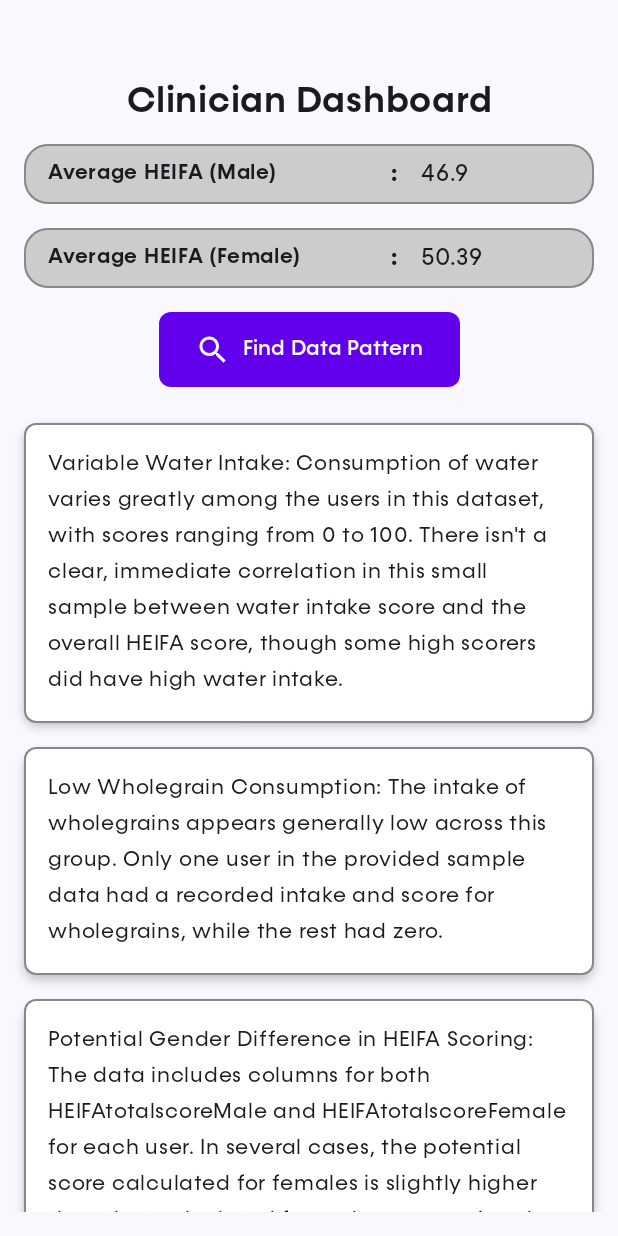
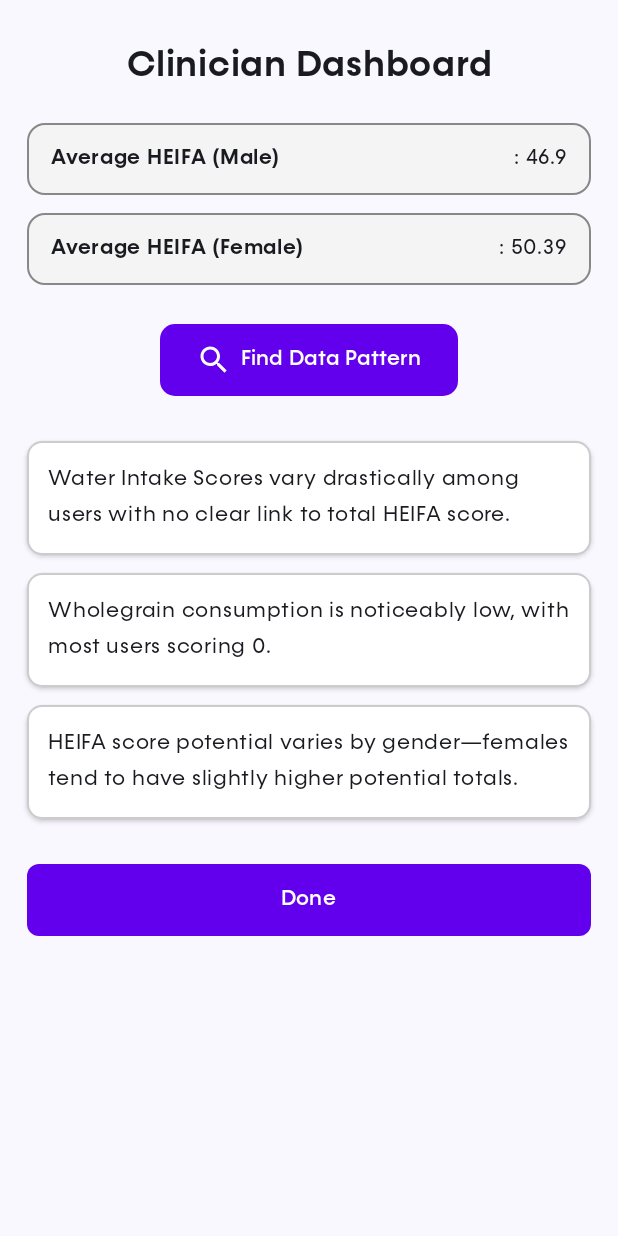
Before and after one commit to toytaiyeb/new_NutriTracker, an Android app built with Jetpack Compose: the composable ClinicianDashboardScreen shown on its own in the app's theme, on a phone screen of 412 x 824 dp. Run offline under Robolectric (Android 15) with nearby library versions, the phone set to English and light mode, and no system bars; our stand-ins replace Room's generated code.

Commit message:
Clinicandashboard changed

```diff
--- a/app/src/main/java/com/example/nutritrack/presentation/screens/main/ClinicianDashboardScreen.kt
+++ b/app/src/main/java/com/example/nutritrack/presentation/screens/main/ClinicianDashboardScreen.kt
@@ -1,36 +1,17 @@
 package com.example.nutritrack.presentation.screens.main
-
 
 import android.annotation.SuppressLint
 import android.util.Log
 import androidx.compose.foundation.background
 import androidx.compose.foundation.border
-import androidx.compose.foundation.layout.Box
-import androidx.compose.foundation.layout.Column
-import androidx.compose.foundation.layout.Row
-import androidx.compose.foundation.layout.Spacer
-import androidx.compose.foundation.layout.fillMaxSize
-import androidx.compose.foundation.layout.fillMaxWidth
-import androidx.compose.foundation.layout.height
-import androidx.compose.foundation.layout.padding
-import androidx.compose.foundation.layout.width
+import androidx.compose.foundation.layout.*
 import androidx.compose.foundation.rememberScrollState
 import androidx.compose.foundation.shape.RoundedCornerShape
 import androidx.compose.foundation.verticalScroll
 import androidx.compose.material.icons.Icons
 import androidx.compose.material.icons.filled.Search
-import androidx.compose.material3.Button
-import androidx.compose.material3.ButtonDefaults
-import androidx.compose.material3.Card
-import androidx.compose.material3.CardDefaults
-import androidx.compose.material3.Icon
-import androidx.compose.material3.Text
-import androidx.compose.runtime.Composable
-import androidx.compose.runtime.LaunchedEffect
-import androidx.compose.runtime.getValue
-import androidx.compose.runtime.mutableStateOf
-import androidx.compose.runtime.remember
-import androidx.compose.runtime.setValue
+import androidx.compose.material3.*
+import androidx.compose.runtime.*
 import androidx.compose.ui.Alignment
 import androidx.compose.ui.Modifier
 import androidx.compose.ui.graphics.Color
@@ -54,158 +35,108 @@ import com.example.nutritrack.viewmodel.LoginViewModel
 @SuppressLint("DefaultLocale")
 @Composable
 fun ClinicianDashboardScreen(navController: NavHostController) {
-    var averageHEIFAMale by remember { mutableStateOf(0.0) }
-    var averageHEIFAFemale by remember { mutableStateOf(0.0) }
 
-    val insights = listOf(
-        "Variable Water Intake: Consumption of water varies greatly among the users in this dataset, with scores ranging from 0 to 100. There isn't a clear, immediate correlation in this small sample between water intake score and the overall HEIFA score, though some high scorers did have high water intake.",
-        "Low Wholegrain Consumption: The intake of wholegrains appears generally low across this group. Only one user in the provided sample data had a recorded intake and score for wholegrains, while the rest had zero.",
-        "Potential Gender Difference in HEIFA Scoring: The data includes columns for both HEIFAtotalscoreMale and HEIFAtotalscoreFemale for each user. In several cases, the potential score calculated for females is slightly higher than that calculated for males, suggesting the HEIFA criteria might result in slightly different potential maximums or scoring based on gender recommendations, independent of the actual user's intake."
+    // Track average HEIFA scores by gender
+    var heifaMaleAvg by remember { mutableStateOf(0.0) }
+    var heifaFemaleAvg by remember { mutableStateOf(0.0) }
+
+    // Sample insights to display in cards
+    val insightsList = listOf(
+        "Water Intake Scores vary drastically among users with no clear link to total HEIFA score.",
+        "Wholegrain consumption is noticeably low, with most users scoring 0.",
+        "HEIFA score potential varies by gender—females tend to have slightly higher potential totals."
     )
 
+    // Initialize required objects for accessing DB and ViewModel
     val context = LocalContext.current
-    val database = DatabaseBuilder.getInstance(context)
-    val repository = PatientRepository(database.patientDao())
-    val viewModel: LoginViewModel = viewModel(factory = LoginViewModelFactory(repository))
+    val db = DatabaseBuilder.getInstance(context)
+    val repo = PatientRepository(db.patientDao())
+    val loginViewModel: LoginViewModel = viewModel(factory = LoginViewModelFactory(repo))
 
+    // Retrieve patient data and compute averages once on screen load
     LaunchedEffect(Unit) {
+        loginViewModel.getAllPatient { patientList ->
+            if (patientList != null) {
+                heifaMaleAvg = String.format("%.2f", patientList.filter { it.sex == "Male" }
+                    .map { it.heifaTotalScore }.average()).toDouble()
 
-        viewModel.getAllPatient { patients ->
-            Log.e("patients", patients.toString())
-            if (patients != null) {
-                averageHEIFAMale = String.format("%.2f", patients.filter { it.sex == "Male" }
-                    .map { it.heifaTotalScore }
-                    .average()
-                ).toDouble()
-
-                averageHEIFAFemale = String.format("%.2f", patients.filter { it.sex == "Female" }
-                    .map { it.heifaTotalScore }
-                    .average()
-                ).toDouble()
+                heifaFemaleAvg = String.format("%.2f", patientList.filter { it.sex == "Female" }
+                    .map { it.heifaTotalScore }.average()).toDouble()
+            }
         }
     }
 
-    }
-
-    // Layout for Clinician Dashboard
+    // Main layout container
     Column(
         modifier = Modifier
             .fillMaxSize()
-            .padding(16.dp)
+            .padding(horizontal = 18.dp)
             .verticalScroll(rememberScrollState())
     ) {
-        Spacer(modifier = Modifier.height(40.dp))
-        // Title
+        Spacer(modifier = Modifier.height(32.dp))
+
+        // Dashboard title
         Text(
             text = "Clinician Dashboard",
-            fontWeight = FontWeight.SemiBold,
             fontFamily = Fonts.Konnect,
             fontSize = 24.sp,
-            modifier = Modifier
-                .fillMaxWidth()
-                .padding(bottom = 16.dp),
+            fontWeight = FontWeight.SemiBold,
+            modifier = Modifier.fillMaxWidth(),
             textAlign = TextAlign.Center
         )
 
-        // HEIFA Scores Row
-        Column(modifier = Modifier.fillMaxWidth()) {
+        Spacer(modifier = Modifier.height(20.dp))
 
+        // HEIFA Scores Section
+        listOf(
+            "Average HEIFA (Male)" to heifaMaleAvg,
+            "Average HEIFA (Female)" to heifaFemaleAvg
+        ).forEach { (label, value) ->
             Row(
                 modifier = Modifier
                     .fillMaxWidth()
-                    .border(1.dp, Color.Gray, RoundedCornerShape(16.dp))
-                    .background(Color.LightGray, RoundedCornerShape(16.dp))
-                    .padding(horizontal = 16.dp, vertical = 8.dp)
+                    .padding(vertical = 6.dp)
+                    .border(1.dp, Color.Gray, RoundedCornerShape(12.dp))
+                    .background(Color(0xFFF4F4F4), RoundedCornerShape(12.dp))
+                    .padding(horizontal = 16.dp, vertical = 12.dp),
+                verticalAlignment = Alignment.CenterVertically
             ) {
-                Row(modifier = Modifier.weight(1f)) {
                 Text(
-                        text = "Average HEIFA (Male)",
+                    text = label,
+                    fontFamily = Fonts.Konnect,
                     fontWeight = FontWeight.SemiBold,
-                        fontFamily = Fonts.Konnect,
-                        fontSize = 14.sp
+                    fontSize = 14.sp,
+                    modifier = Modifier.weight(1f)
                 )
                 Text(
-                        text = ":",
-                        fontWeight = FontWeight.SemiBold,
+                    text = ": $value",
                     fontFamily = Fonts.Konnect,
-                        modifier = Modifier
-                            .fillMaxWidth()
-                            .padding(end = 16.dp),
-                        textAlign = TextAlign.End
+                    fontSize = 14.sp,
+                    fontWeight = FontWeight.Normal
                 )
             }
-
-
-                Text(
-                    text = "$averageHEIFAMale",
-                    fontWeight = FontWeight.Normal,
-                    fontFamily = Fonts.Konnect,
-                    modifier = Modifier
-                        .weight(0.4f)
-                        .fillMaxWidth()
-                )
-            }
-            Spacer(modifier = Modifier.height(16.dp))
-            Row(
-                modifier = Modifier
-                    .fillMaxWidth()
-                    .border(1.dp, Color.Gray, RoundedCornerShape(16.dp))
-                    .background(Color.LightGray, RoundedCornerShape(16.dp))
-                    .padding(horizontal = 16.dp, vertical = 8.dp)
-            ) {
-                Row(modifier = Modifier.weight(1f)) {
-                    Text(
-                        text = "Average HEIFA (Female)",
-                        fontWeight = FontWeight.SemiBold,
-                        fontFamily = Fonts.Konnect,
-                        fontSize = 14.sp
-                    )
-                    Text(
-                        text = ":",
-                        fontWeight = FontWeight.SemiBold,
-                        fontFamily = Fonts.Konnect,
-                        modifier = Modifier
-                            .fillMaxWidth()
-                            .padding(end = 16.dp),
-                        textAlign = TextAlign.End
-                    )
         }
 
+        Spacer(modifier = Modifier.height(20.dp))
 
-                Text(
-                    text = "$averageHEIFAFemale",
-                    fontWeight = FontWeight.Normal,
-                    fontFamily = Fonts.Konnect,
-                    modifier = Modifier
-                        .weight(0.4f)
-                        .fillMaxWidth()
-                )
-            }
-
-
-        }
-
-        Spacer(modifier = Modifier.height(16.dp))
-
-        // "Find Data Pattern" button
+        // Button for finding patterns (future feature)
         Box(
-            modifier = Modifier
-                .fillMaxSize(),
+            modifier = Modifier.fillMaxWidth(),
             contentAlignment = Alignment.Center
         ) {
             Button(
-                onClick = { },
+                onClick = { /* Placeholder for future data pattern logic */ },
                 colors = ButtonDefaults.buttonColors(containerColor = Purple),
-                shape = RoundedCornerShape(8.dp),
-                modifier = Modifier.height(50.dp),
+                shape = RoundedCornerShape(10.dp),
+                modifier = Modifier
+                    .height(48.dp)
             ) {
-                Row(verticalAlignment = Alignment.CenterVertically) {
                 Icon(
                     imageVector = Icons.Default.Search,
-                        contentDescription = "Details Icon",
+                    contentDescription = "Search Icon",
                     tint = Color.White
                 )
-                    Spacer(modifier = Modifier.width(8.dp))
+                Spacer(modifier = Modifier.width(6.dp))
                 Text(
                     text = "Find Data Pattern",
                     color = Color.White,
@@ -214,39 +145,39 @@ fun ClinicianDashboardScreen(navController: NavHostController) {
                 )
             }
         }
-        }
-        Spacer(modifier = Modifier.height(16.dp))
 
-        // Insights Cards
-        insights.forEach { insight ->
+        Spacer(modifier = Modifier.height(24.dp))
+
+        // Display insight cards
+        insightsList.forEach { insight ->
             Card(
                 modifier = Modifier
                     .fillMaxWidth()
-                    .padding(vertical = 8.dp)
-                    .border(1.dp, Color.Gray, RoundedCornerShape(8.dp))
-                    .background(Color.White, RoundedCornerShape(8.dp)),
-                colors = CardDefaults.cardColors(containerColor = Color.White),
-                elevation = CardDefaults.cardElevation(4.dp)
+                    .padding(vertical = 6.dp)
+                    .border(1.dp, Color.LightGray, RoundedCornerShape(10.dp)),
+                elevation = CardDefaults.cardElevation(2.dp),
+                colors = CardDefaults.cardColors(containerColor = Color.White)
             ) {
                 Text(
                     text = insight,
                     fontFamily = Fonts.Konnect,
                     fontWeight = FontWeight.Normal,
                     fontSize = 14.sp,
-                    modifier = Modifier.padding(16.dp)
+                    modifier = Modifier.padding(14.dp)
                 )
             }
         }
 
-        // Done button at the bottom
-        Spacer(modifier = Modifier.weight(1f)) // Push Done button to the bottom
+        Spacer(modifier = Modifier.height(24.dp))
+
+        // Done button for exit or action
         Button(
-            onClick = { /* Handle "Done" action */ },
+            onClick = { /* Add navigation or functionality here */ },
             colors = ButtonDefaults.buttonColors(containerColor = Purple),
             shape = RoundedCornerShape(8.dp),
             modifier = Modifier
                 .fillMaxWidth()
-                .height(50.dp)
+                .height(48.dp)
         ) {
             Text(
                 text = "Done",
@@ -255,16 +186,15 @@ fun ClinicianDashboardScreen(navController: NavHostController) {
                 fontWeight = FontWeight.Medium
             )
         }
+
+        Spacer(modifier = Modifier.height(16.dp))
     }
 }
 
-
-@Preview(showBackground = true)// it makes backgrounf visible
+@Preview(showBackground = true)
 @Composable
-fun ClinicianDashboardScreenPreview() {
+fun ClinicianDashboardPreview() {
     NutriTrackTheme {
-        val navController =
-            rememberNavController()// creates a dummy navcontroller. so it doesn't break in preview
-        ClinicianDashboardScreen(navController = navController) // shows actual login screen.
+        ClinicianDashboardScreen(navController = rememberNavController())
     }
 }
--- a/app/src/main/java/com/example/nutritrack/ui/theme/Theme.kt
+++ b/app/src/main/java/com/example/nutritrack/ui/theme/Theme.kt
@@ -1,15 +1,7 @@
 package com.example.nutritrack.ui.theme
 
-import android.app.Activity
-import android.os.Build
-import androidx.compose.foundation.isSystemInDarkTheme
-import androidx.compose.material3.MaterialTheme
 import androidx.compose.material3.darkColorScheme
-import androidx.compose.material3.dynamicDarkColorScheme
-import androidx.compose.material3.dynamicLightColorScheme
 import androidx.compose.material3.lightColorScheme
-import androidx.compose.runtime.Composable
-import androidx.compose.ui.platform.LocalContext
 
 private val DarkColorScheme = darkColorScheme(
     primary = Purple80,
@@ -22,37 +14,5 @@ private val LightColorScheme = lightColorScheme(
     secondary = PurpleGrey40,
     tertiary = Pink40
 
-    /* Other default colors to override
-    background = Color(0xFFFFFBFE),
-    surface = Color(0xFFFFFBFE),
-    onPrimary = Color.White,
-    onSecondary = Color.White,
-    onTertiary = Color.White,
-    onBackground = Color(0xFF1C1B1F),
-    onSurface = Color(0xFF1C1B1F),
-    */
+
 )
-
-@Composable
-fun NutritrackTheme(
-    darkTheme: Boolean = isSystemInDarkTheme(),
-    // Dynamic color is available on Android 12+
-    dynamicColor: Boolean = true,
-    content: @Composable () -> Unit
-) {
-    val colorScheme = when {
-        dynamicColor && Build.VERSION.SDK_INT >= Build.VERSION_CODES.S -> {
-            val context = LocalContext.current
-            if (darkTheme) dynamicDarkColorScheme(context) else dynamicLightColorScheme(context)
-        }
-
-        darkTheme -> DarkColorScheme
-        else -> LightColorScheme
-    }
-
-    MaterialTheme(
-        colorScheme = colorScheme,
-        typography = Typography,
-        content = content
-    )
-}
```
Also changed, not shown: app/src/main/java/com/example/nutritrack/presentation/screens/main/RegisterScreen.kt (+1 -20 lines). Lines whose indentation alone changed are shown as unchanged.
